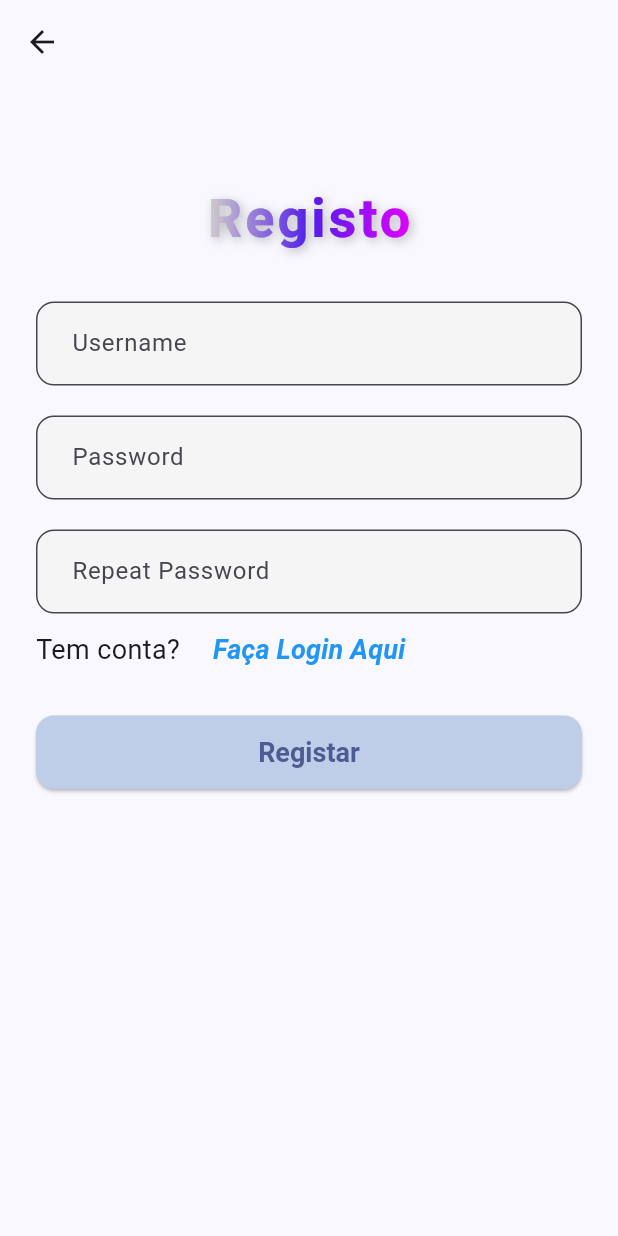
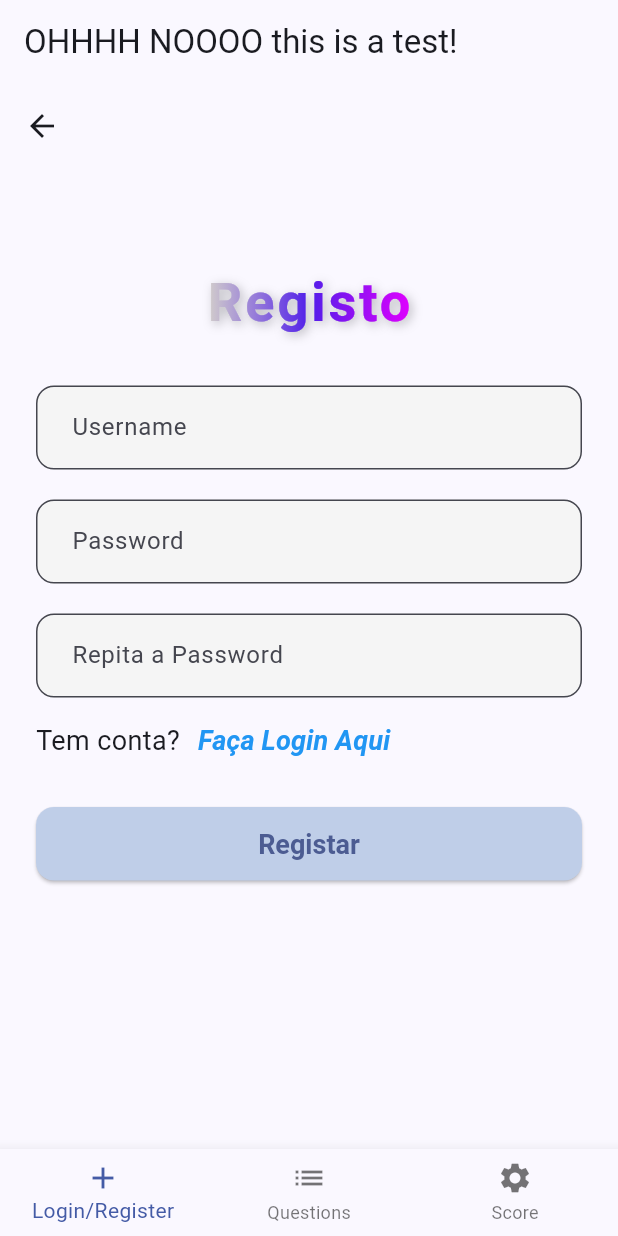
Before and after one commit to PedroLeite2/Exercicio2, a Flutter app: the screen it shows after launch, after a tap on "Registe-se", on a phone screen of 412 x 824 dp. Run offline on Flutter 3.47's test engine with Material 3 defaults, Android fonts, the phone set to English and light mode, and no system bars; our stand-ins replace sqflite; accounts and stored records are empty.

Commit message:
Optimize login experienceV2

```diff
--- a/lib/myexercicioteste_app.dart
+++ b/lib/myexercicioteste_app.dart
@@ -2,44 +2,85 @@ import 'package:flutter/material.dart';
 import 'package:avaliacaoex2/myexercicioteste_exemplo1.dart';
 import 'package:avaliacaoex2/buildWidgetConfigureQuestions.dart';
 import 'package:avaliacaoex2/myexercicioteste_exemplo3.dart';
-
+import 'registarScreen.dart';
 
 class MyExercicioTeste extends StatefulWidget {
   final String title;
   const MyExercicioTeste({super.key, required this.title});
+
   @override
   State<MyExercicioTeste> createState() => _MyExercicioTesteState();
 }
 
 class _MyExercicioTesteState extends State<MyExercicioTeste> {
   int _selectedIndex = 0;
-  late final List<Widget> _screenOptions;
+  final GlobalKey<NavigatorState> _navigatorKey = GlobalKey<NavigatorState>();
+
+  void _onItemTapped(int index) {
+    if (index == _selectedIndex) {
+      // Optional: pop to first route on tab re-tap
+      _navigatorKey.currentState?.popUntil((route) => route.isFirst);
+    } else {
+      setState(() {
+        _selectedIndex = index;
+      });
+      _navigatorKey.currentState?.pushReplacementNamed(
+        _routeName(_selectedIndex),
+      );
+    }
+  }
+
+  String _routeName(int index) {
+    switch (index) {
+      case 0:
+        return '/login';
+      case 1:
+        return '/questions';
+      case 2:
+        return '/score';
+      default:
+        return '/login';
+    }
+  }
+
+  Route<dynamic> _onGenerateRoute(RouteSettings settings) {
+    switch (settings.name) {
+      case '/login':
+        return MaterialPageRoute(builder: (_) => buildWidgetLogin());
+      case '/questions':
+        return MaterialPageRoute(
+          builder: (_) => buildWidgetConfigureQuestions(),
+        );
+      case '/score':
+        return MaterialPageRoute(builder: (_) => buildWidgetSettings());
+      case '/register': // your extra page
+        return MaterialPageRoute(builder: (_) => Registar());
+      default:
+        return MaterialPageRoute(builder: (_) => buildWidgetLogin());
+    }
+  }
+
   @override
   void initState() {
     super.initState();
-    _screenOptions = [
-      buildWidgetLogin(),
-      buildWidgetConfigureQuestions(),
-      buildWidgetSettings(),
-    ];
-  }
-
-  void _onItemTapped(int index) {
-    setState(() {
-      _selectedIndex = index;
+    // start with initial route
+    WidgetsBinding.instance.addPostFrameCallback((_) {
+      _navigatorKey.currentState?.pushReplacementNamed(
+        _routeName(_selectedIndex),
+      );
     });
   }
 
   @override
   Widget build(BuildContext context) {
     return Scaffold(
-      appBar: AppBar(
-        backgroundColor: Theme.of(context).colorScheme.inversePrimary,
-        title: Text(widget.title),
-      ),
-      body: IndexedStack(index: _selectedIndex, children: _screenOptions),
+      appBar: AppBar(title: Text(widget.title)),
+      body: Navigator(key: _navigatorKey, onGenerateRoute: _onGenerateRoute),
       bottomNavigationBar: BottomNavigationBar(
-        items: const <BottomNavigationBarItem>[
+        currentIndex: _selectedIndex,
+        selectedItemColor: const Color.fromARGB(255, 68, 91, 166),
+        onTap: _onItemTapped,
+        items: const [
           BottomNavigationBarItem(
             icon: Icon(Icons.add),
             label: 'Login/Register',
@@ -47,9 +88,6 @@ class _MyExercicioTesteState extends State<MyExercicioTeste> {
           BottomNavigationBarItem(icon: Icon(Icons.list), label: 'Questions'),
           BottomNavigationBarItem(icon: Icon(Icons.settings), label: 'Score'),
         ],
-        currentIndex: _selectedIndex,
-        selectedItemColor: const Color.fromARGB(255, 68, 91, 166),
-        onTap: _onItemTapped,
       ),
     );
   }
--- a/lib/myexercicioteste_exemplo1.dart
+++ b/lib/myexercicioteste_exemplo1.dart
@@ -59,11 +59,8 @@ class _LoginRegisterPageState extends State<LoginRegisterPage> {
     }
   }
 
-  void PaginaRegisto() {
-    Navigator.push(
-      context,
-      MaterialPageRoute(builder: (context) => const Registar()),
-    );
+  void _paginaRegisto() {
+    Navigator.of(context).pushNamed('/register');
   }
 
   InputDecoration _inputDecoration(String label) {
@@ -168,7 +165,7 @@ class _LoginRegisterPageState extends State<LoginRegisterPage> {
                       ),
                       const SizedBox(width: 10),
                       TextButton(
-                        onPressed: PaginaRegisto,
+                        onPressed: _paginaRegisto,
                         child: const Text(
                           "Registe-se",
                           style: TextStyle(
--- a/lib/registarScreen.dart
+++ b/lib/registarScreen.dart
@@ -1,5 +1,6 @@
 import 'package:flutter/material.dart';
 import 'database_helper.dart';
+import 'package:avaliacaoex2/myexercicioteste_exemplo1.dart';
 
 class Registar extends StatefulWidget {
   const Registar({super.key});
@@ -28,10 +29,7 @@ class _RegistarState extends State<Registar> {
   }
 
   void _paginaLogin() {
-    Navigator.push(
-      context,
-      MaterialPageRoute(builder: (context) => const Registar()),
-    );
+    Navigator.of(context).pushNamed('/login');
   }
 
   InputDecoration _inputDecoration(String label) {
@@ -126,7 +124,7 @@ class _RegistarState extends State<Registar> {
                   TextFormField(
                     controller: _repeatPasswordController,
                     obscureText: true,
-                    decoration: _inputDecoration('Repeat Password'),
+                    decoration: _inputDecoration('Repita a Password'),
                     validator: (value) {
                       if (value == null || value.trim().isEmpty) {
                         return 'Please enter a valid password';
@@ -137,11 +135,12 @@ class _RegistarState extends State<Registar> {
                       return null;
                     },
                   ),
+                  SizedBox(height: 5),
 
                   Row(
                     children: [
                       const Text("Tem conta?", style: TextStyle(fontSize: 18)),
-                      const SizedBox(width: 10),
+
                       TextButton(
                         onPressed: _paginaLogin,
                         child: const Text(
```
